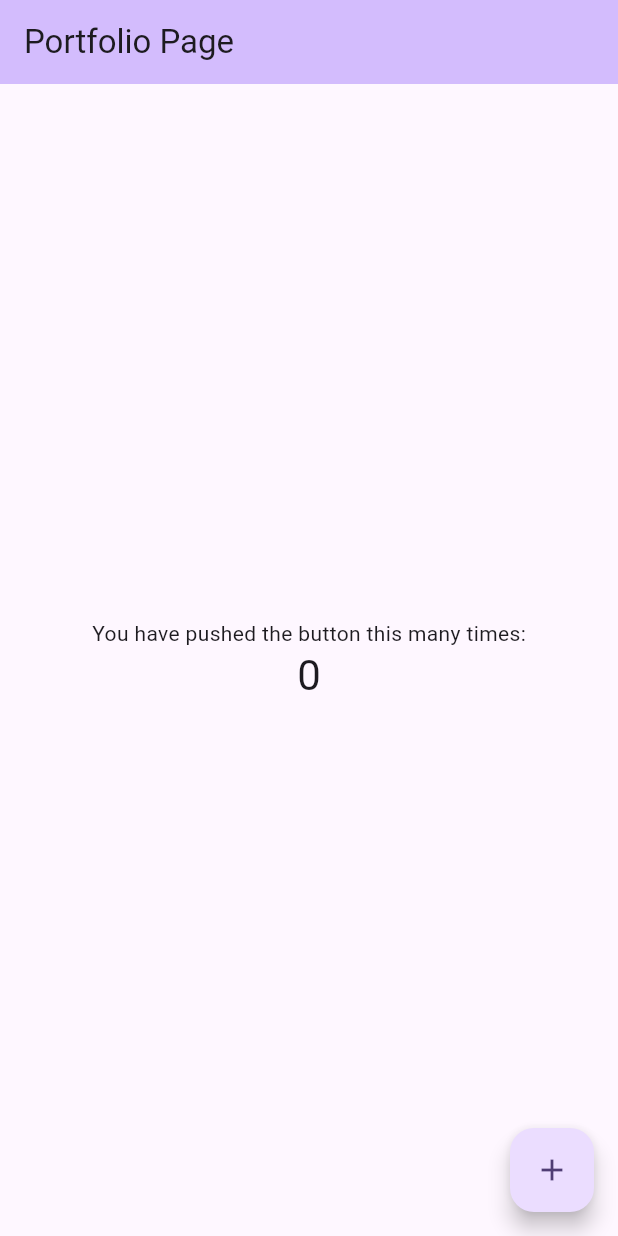
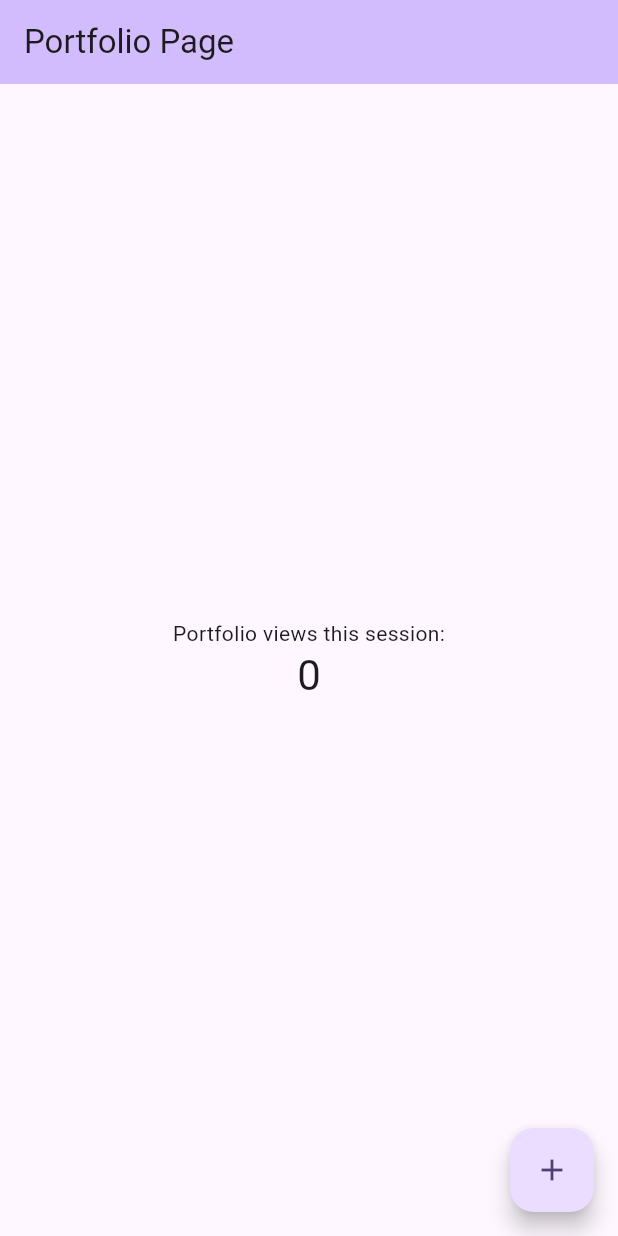
Before and after one commit to ankitakuchekar/PortfolioApplication, a Flutter app: the screen it shows after launch, on a phone screen of 412 x 824 dp. Run offline on Flutter 3.47's test engine with Material 3 defaults, Android fonts, the phone set to English and light mode, and no system bars.

Commit message:
Update portfolio UI with session tracking theme
- Clean up README merge conflicts and improve description
- Change counter text to 'Portfolio views this session:'
- Update button tooltip to 'Track View' for portfolio context

Co-Authored-By: Ankita Kuchekar <kuchekarankita128@gmail.com>

```diff
--- a/lib/main.dart
+++ b/lib/main.dart
@@ -104,7 +104,7 @@ class _MyHomePageState extends State<MyHomePage> {
           // wireframe for each widget.
           mainAxisAlignment: MainAxisAlignment.center,
           children: <Widget>[
-            const Text('You have pushed the button this many times:'),
+            const Text('Portfolio views this session:'),
             Text(
               '$_counter',
               style: Theme.of(context).textTheme.headlineMedium,
@@ -114,7 +114,7 @@ class _MyHomePageState extends State<MyHomePage> {
       ),
       floatingActionButton: FloatingActionButton(
         onPressed: _incrementCounter,
-        tooltip: 'Increment',
+        tooltip: 'Track View',
         child: const Icon(Icons.add),
       ), // This trailing comma makes auto-formatting nicer for build methods.
     );
```
Also changed, not shown: 1 other file.
